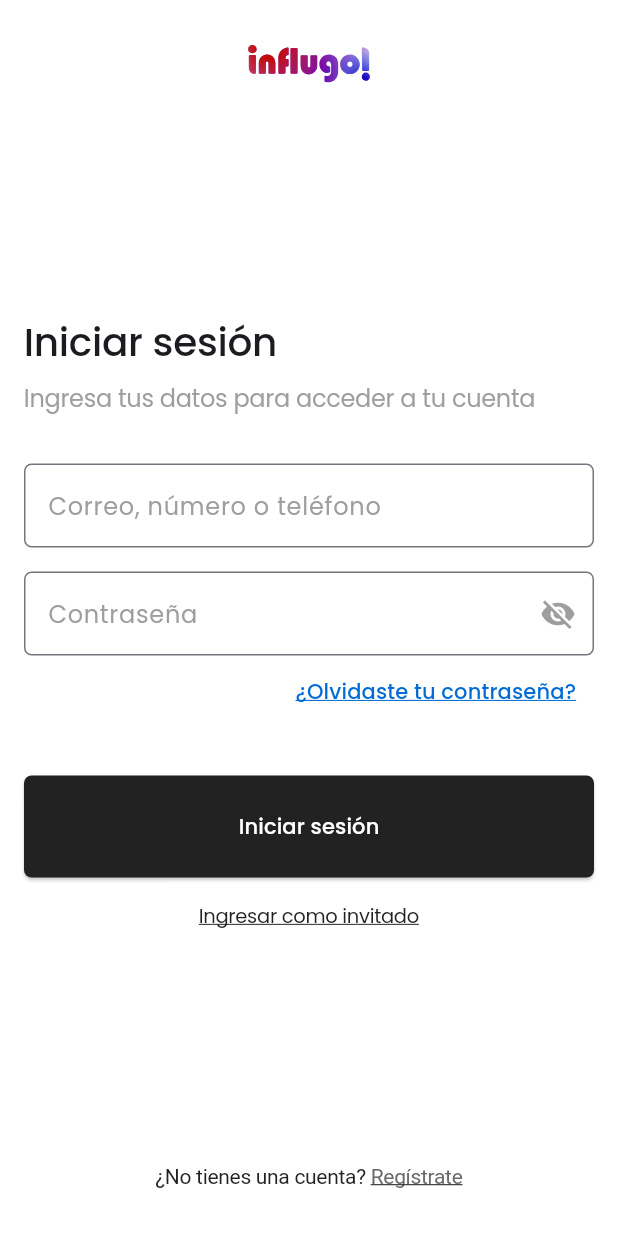
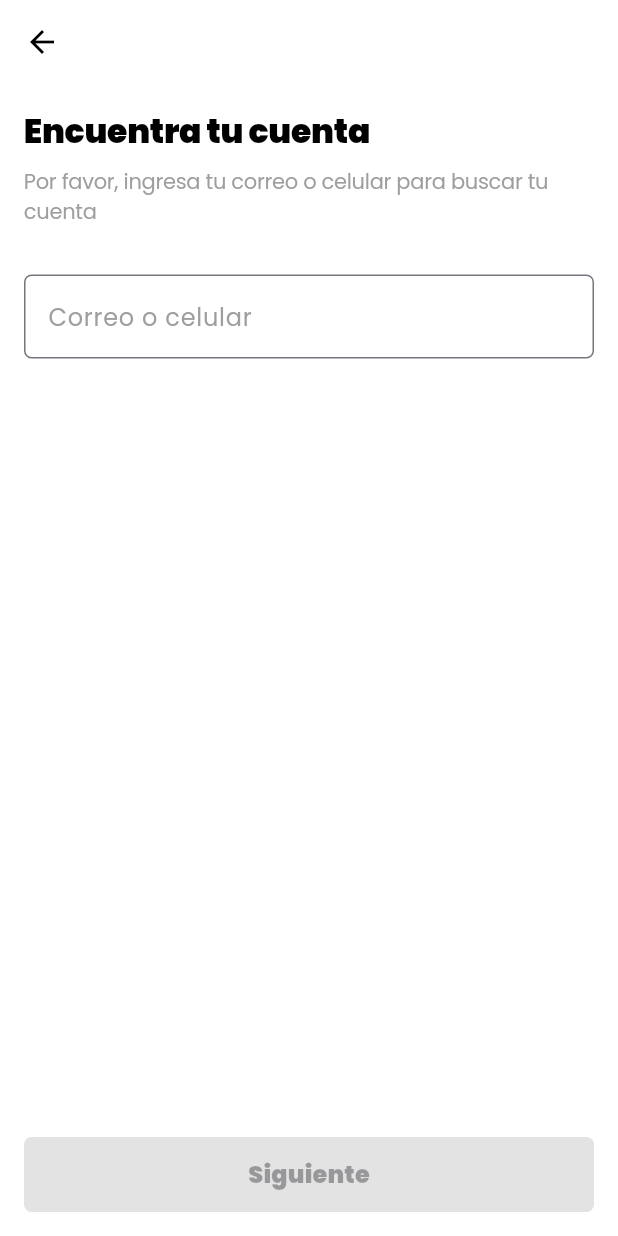
Before and after one commit to Influgo/frontend_mobile_app_flutter, a Flutter app: the LoginPage screen opened by its route, after a tap on "¿Olvidaste tu contraseña?", on a phone screen of 412 x 824 dp. Run offline on Flutter 3.47's test engine with Material 3 defaults, Android fonts, the light colour scheme and no system bars; our stand-ins replace flutter_svg, image_picker.

Commit message:
feat: add forget password pages

```diff
--- /dev/null
+++ b/lib/features/authentication/presentation/pages/forgot_password_page.dart
@@ -0,0 +1,92 @@
+import 'package:flutter/material.dart';
+import 'package:frontend_mobile_app_flutter/features/authentication/presentation/pages/change_password_page.dart';
+import 'package:frontend_mobile_app_flutter/features/authentication/presentation/widgets/form_button.dart';
+
+import '../widgets/custom_input.dart';
+
+class ForgotPasswordPage extends StatefulWidget {
+  const ForgotPasswordPage({Key? key}) : super(key: key);
+
+  @override
+  State<ForgotPasswordPage> createState() => _FindAccountPageState();
+}
+
+class _FindAccountPageState extends State<ForgotPasswordPage> {
+  final TextEditingController _emailOrPhoneController = TextEditingController();
+  bool _isButtonEnabled = false;
+
+  void _validateInput(String value) {
+    setState(() {
+      _isButtonEnabled = value.isNotEmpty;
+    });
+  }
+
+  @override
+  void dispose() {
+    _emailOrPhoneController.dispose();
+    super.dispose();
+  }
+
+  @override
+  Widget build(BuildContext context) {
+    return Scaffold(
+      appBar: AppBar(
+        backgroundColor: Colors.white,
+        elevation: 0,
+        leading: IconButton(
+          icon: const Icon(Icons.arrow_back, color: Colors.black),
+          onPressed: () => Navigator.of(context).pop(),
+        ),
+      ),
+      backgroundColor: Colors.white,
+      body: Padding(
+        padding: const EdgeInsets.symmetric(horizontal: 16.0),
+        child: Column(
+          crossAxisAlignment: CrossAxisAlignment.start,
+          children: [
+            const SizedBox(height: 16),
+            const Text(
+              'Encuentra tu cuenta',
+              style: TextStyle(
+                fontSize: 22,
+                fontWeight: FontWeight.w600,
+                color: Colors.black,
+              ),
+            ),
+            const SizedBox(height: 8),
+            const Text(
+              'Por favor, ingresa tu correo o celular para buscar tu cuenta',
+              style: TextStyle(
+                fontSize: 14,
+                color: Colors.grey,
+              ),
+            ),
+            const SizedBox(height: 32),
+            CustomInput(
+              label: 'Correo o celular',
+              controller: _emailOrPhoneController,
+              onChanged: _validateInput,
+            ),
+            const Spacer(),
+            FormButton(
+              text: 'Siguiente',
+              isEnabled: _isButtonEnabled,
+              onPressed: _isButtonEnabled
+                  ? () {
+                      // Navega a la página de cambio de contraseña
+                      Navigator.push(
+                        context,
+                        MaterialPageRoute(
+                          builder: (context) => const ChangePasswordPage(),
+                        ),
+                      );
+                    }
+                  : null,
+            ),
+            const SizedBox(height: 16),
+          ],
+        ),
+      ),
+    );
+  }
+}
--- a/lib/features/authentication/presentation/pages/login_page.dart
+++ b/lib/features/authentication/presentation/pages/login_page.dart
@@ -1,5 +1,6 @@
 import 'package:flutter/gestures.dart';
 import 'package:flutter/material.dart';
+import 'package:frontend_mobile_app_flutter/features/authentication/presentation/pages/forgot_password_page.dart';
 import 'package:frontend_mobile_app_flutter/features/authentication/presentation/pages/register_page.dart';
 import '../widgets/custom_text_field.dart';
 import '../widgets/password_field.dart';
@@ -73,7 +74,13 @@ class LoginPageState extends State<LoginPage> {
                 Align(
                   alignment: Alignment.centerRight,
                   child: TextButton(
-                    onPressed: () {},
+                     onPressed: () {
+                      Navigator.of(context).push(
+                        MaterialPageRoute(
+                          builder: (context) => const ForgotPasswordPage(),
+                        ),
+                      );
+                    },
                     style: ButtonStyle(
                       overlayColor: WidgetStateProperty.all(Colors.transparent),
                       foregroundColor: WidgetStateProperty.resolveWith((states) {
--- /dev/null
+++ b/lib/features/authentication/presentation/widgets/custom_input.dart
@@ -0,0 +1,37 @@
+import 'package:flutter/material.dart';
+
+class CustomInput extends StatelessWidget {
+  final String label;
+  final TextEditingController controller;
+  final String? errorText;
+  final Function(String)? onChanged; // Nuevo parámetro onChanged
+
+  const CustomInput({
+    Key? key,
+    required this.label,
+    required this.controller,
+    this.errorText,
+    this.onChanged, // Se incluye como opcional
+  }) : super(key: key);
+
+  @override
+  Widget build(BuildContext context) {
+    return TextField(
+      controller: controller,
+      onChanged: onChanged, // Vinculación con el evento onChanged
+      decoration: InputDecoration(
+        labelText: label,
+        labelStyle: const TextStyle(color: Colors.grey),
+        border: OutlineInputBorder(
+          borderRadius: BorderRadius.circular(5),
+          borderSide: const BorderSide(color: Colors.grey),
+        ),
+        focusedBorder: OutlineInputBorder(
+          borderRadius: BorderRadius.circular(5),
+          borderSide: const BorderSide(color: Color(0xFF8B1C7B)),
+        ),
+        errorText: errorText,
+      ),
+    );
+  }
+}
--- /dev/null
+++ b/lib/features/authentication/presentation/widgets/form_button.dart
@@ -0,0 +1,35 @@
+import 'package:flutter/material.dart';
+
+class FormButton extends StatelessWidget {
+  final String text;
+  final bool isEnabled;
+  final VoidCallback? onPressed;
+
+  const FormButton({
+    Key? key,
+    required this.text,
+    required this.isEnabled,
+    this.onPressed,
+  }) : super(key: key);
+
+  @override
+  Widget build(BuildContext context) {
+    return ElevatedButton(
+      onPressed: isEnabled ? onPressed : null,
+      style: ElevatedButton.styleFrom(
+        foregroundColor: Colors.white, backgroundColor: isEnabled ? Colors.black : Colors.grey[300], // Color del texto
+        minimumSize: const Size(double.infinity, 50),
+       shape: RoundedRectangleBorder(
+                        borderRadius: BorderRadius.circular(5),
+                      ),
+      ),
+      child: Text(
+        text,
+        style: const TextStyle(
+          fontSize: 16,
+          fontWeight: FontWeight.w600,
+        ),
+      ),
+    );
+  }
+}
--- a/lib/features/authentication/presentation/widgets/password_field.dart
+++ b/lib/features/authentication/presentation/widgets/password_field.dart
@@ -3,11 +3,13 @@ import 'package:flutter/material.dart';
 class PasswordField extends StatefulWidget {
   final TextEditingController controller;
   final String? errorText;
+  final Function(String)? onChanged;
 
   const PasswordField({
     super.key,
     required this.controller,
     this.errorText,
+    this.onChanged,
   });
 
   @override
@@ -22,6 +24,7 @@ class PasswordFieldState extends State<PasswordField> {
     return TextField(
       controller: widget.controller,
       obscureText: _obscureText,
+      onChanged: widget.onChanged,  // Llamamos a onChanged
       decoration: InputDecoration(
         labelText: 'Contraseña',
         labelStyle: const TextStyle(color: Colors.grey),
```
Also changed, not shown: lib/features/authentication/presentation/pages/change_password_page.dart (added, +143 -0 lines), lib/features/authentication/presentation/pages/success_password_page.dart (added, +84 -0 lines), lib/features/authentication/presentation/pages/verification_code_page.dart (added, +119 -0 lines).
